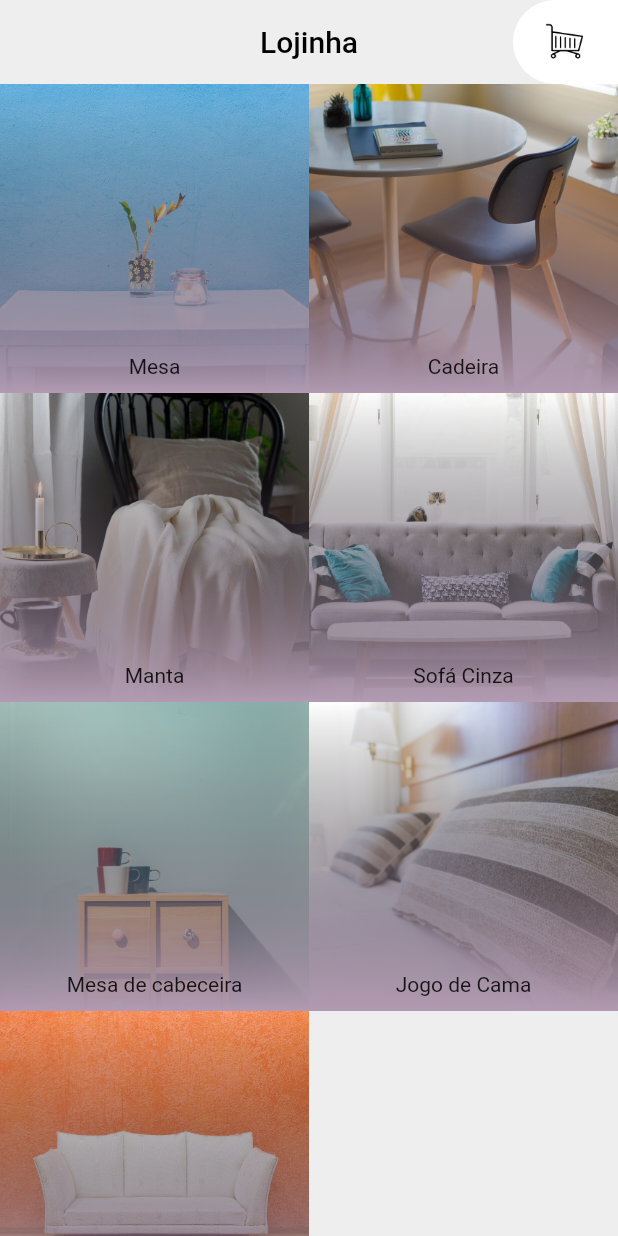
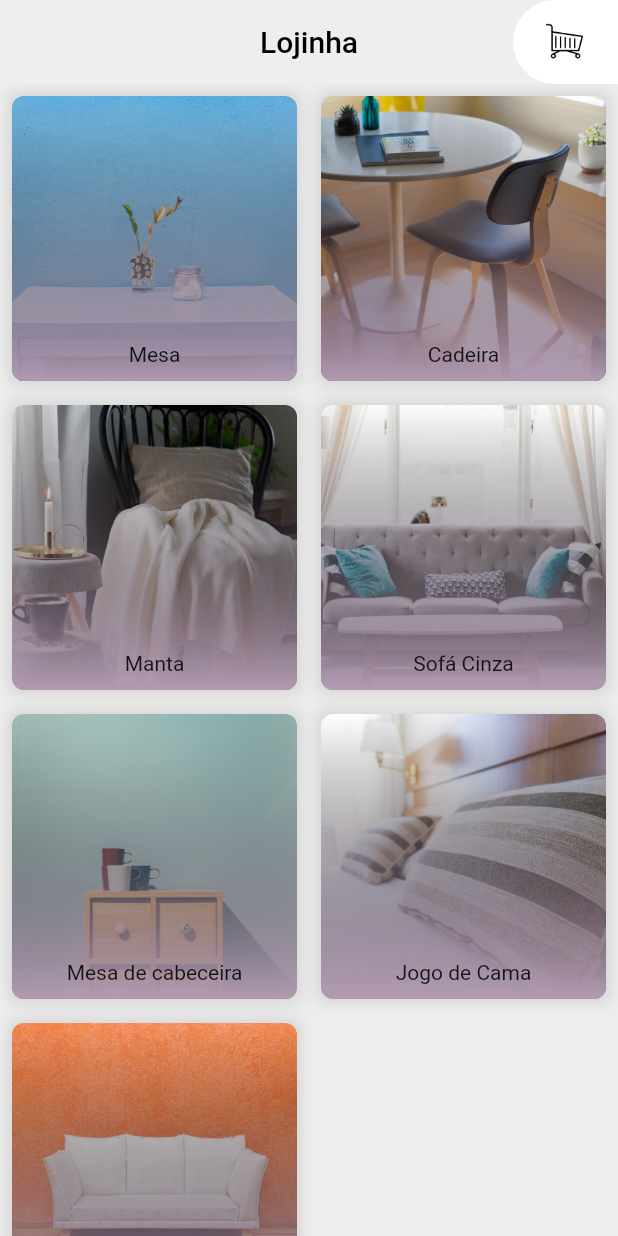
Before and after one commit to angelcomp/lojinha_flutter, a Flutter app: the screen it shows after launch, on a phone screen of 412 x 824 dp. Run offline on Flutter 3.47's test engine with Material 2 defaults, Android fonts, the light colour scheme and no system bars.

Commit message:
adicionando borda e sombra ao card

```diff
--- a/lib/widgets/elemento_grid_produtos.dart
+++ b/lib/widgets/elemento_grid_produtos.dart
@@ -1,29 +1,38 @@
-
-
 import 'package:flutter/cupertino.dart';
+import 'package:flutter/material.dart';
 import 'package:lojinha_alura/models/movel.dart';
 import 'package:lojinha_alura/widgets/degrade_elemento_grid_produtos.dart';
 import 'package:lojinha_alura/widgets/imagem_elemento_grid_produtos.dart';
 import 'package:lojinha_alura/widgets/titulo_elemento_grid_produtos.dart';
 
 class ElementoGridProdutos extends StatelessWidget {
-
   late final Movel movel;
 
   ElementoGridProdutos({required this.movel});
 
   @override
   Widget build(BuildContext context) {
-      return Stack(
-        alignment: Alignment.center,
+    return Container(
+      decoration: BoxDecoration(
+        boxShadow: [BoxShadow(
+         spreadRadius: 2,
+         blurRadius: 8,
+         color: Colors.black12
+        ),
+        ]
+      ),
+      margin: EdgeInsets.all(8),
+      child: ClipRRect(
+        borderRadius: BorderRadius.circular(8),
+        child: Stack(
+          alignment: Alignment.center,
           children: [
             ImagemElementoGridProdutos(imagem: movel.foto),
             DegradeElementoGridProdutos(),
             TituloElementoGridProdutos(titulo: movel.titulo),
           ],
-
-      );
-
+        ),
+      ),
+    );
   }
-
 }
```
